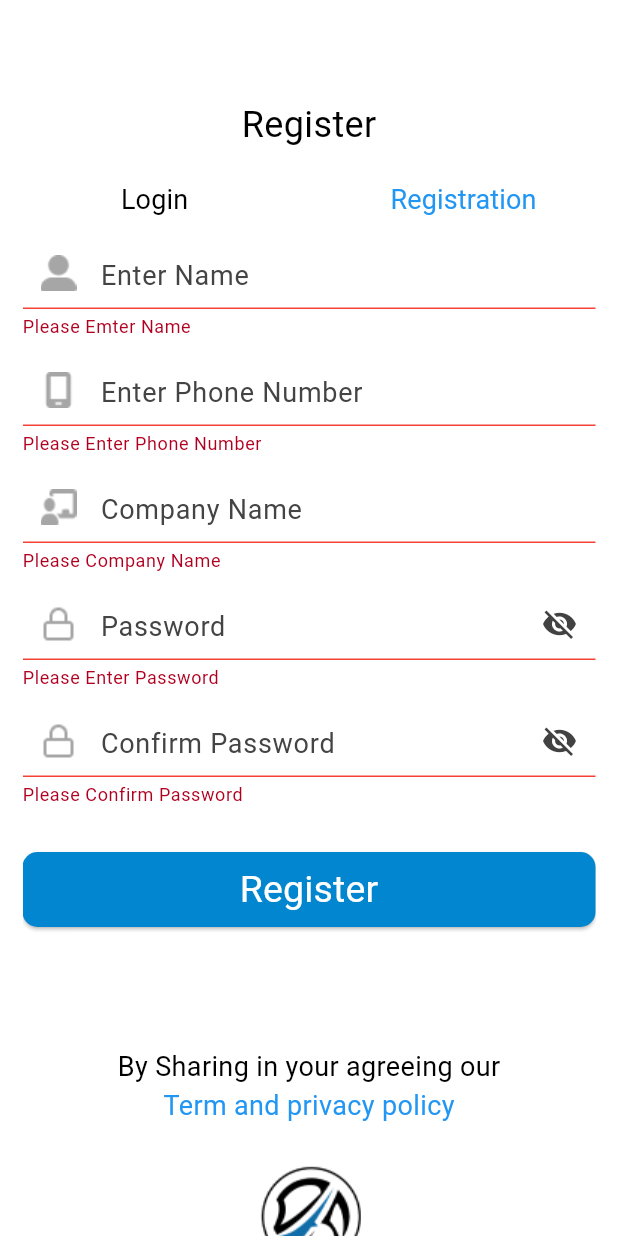
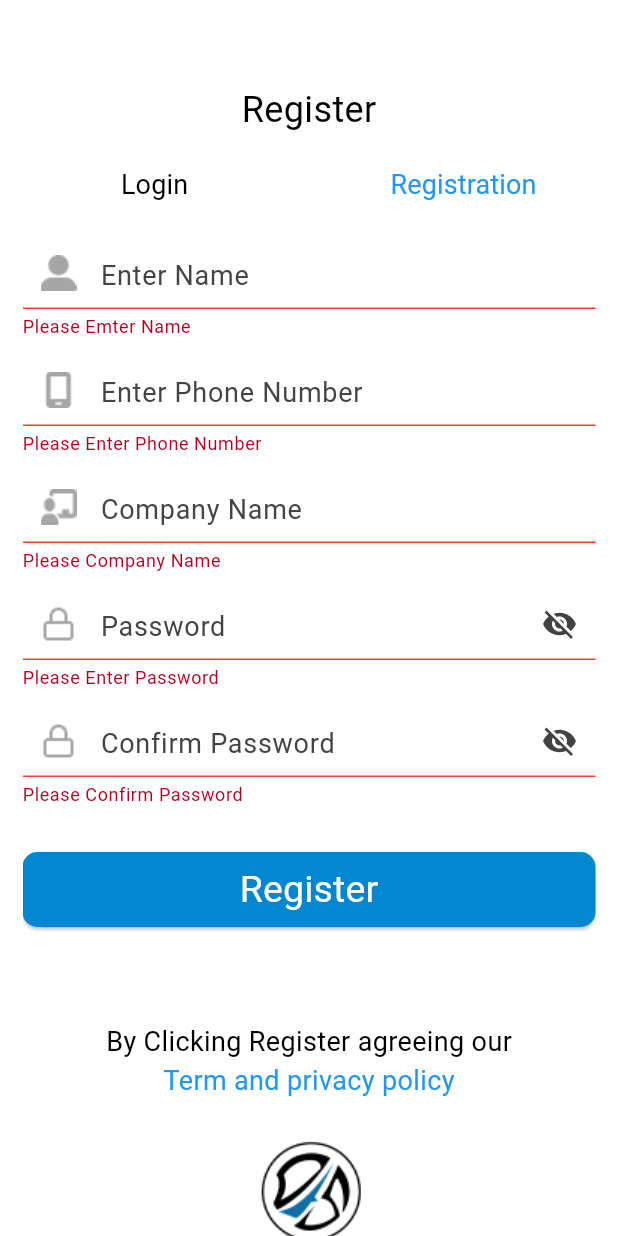
Before and after one commit to mehediFlutter/Pilot_Bazar_Admin, a Flutter app: the screen it shows after launch, tab 2 chosen, after a tap on "Register", on a phone screen of 412 x 824 dp. Run offline on Flutter 3.47's test engine with Material 3 defaults, Android fonts, the light colour scheme and no system bars; our stand-ins replace contacts_service, flutter_image_compress, flutter_spinkit, image_picker, internet_connection_checker, open_file and 6 more; missing offline and left inert: arrow_path; accounts and stored records are empty.

Commit message:
4/10/2024

```diff
--- a/lib/screens/auth/login_and_registration.dart
+++ b/lib/screens/auth/login_and_registration.dart
@@ -34,15 +34,21 @@ class _TabBarViewLoginAndRegistrationState
 
   @override
   Widget build(BuildContext context) {
+    Size size = MediaQuery.sizeOf(context);
     return Scaffold(
       appBar: AppBar(),
       body: Column(
         children: [
-          height10,
+          // height10,
           _tabController.index == 0
-              ? const Text(
-                  "Login",
-                  style: TextStyle(fontSize: 24),
+              ? Column(
+                  children: [
+                    SizedBox(height: size.height / 15),
+                    const Text(
+                      "Login",
+                      style: TextStyle(fontSize: 24),
+                    ),
+                  ],
                 )
               : const Text(
                   "Register",
--- a/lib/screens/auth/login_screen.dart
+++ b/lib/screens/auth/login_screen.dart
@@ -1,14 +1,10 @@
 import 'dart:convert';
 
 import 'package:flutter/material.dart';
-import 'package:pilot_bazar_admin/const/color.dart';
 import 'package:pilot_bazar_admin/const/const_radious.dart';
-import 'package:pilot_bazar_admin/package/customer_care_service/customer_over_view.dart';
 import 'package:pilot_bazar_admin/screens/auth/auth_utility.dart';
 import 'package:pilot_bazar_admin/screens/auth/loain_model.dart';
-import 'package:pilot_bazar_admin/screens/auth/registration_screen.dart';
 import 'package:pilot_bazar_admin/screens/bottom_navigation_bar/bottom_navigation_bar.dart';
-import 'package:pilot_bazar_admin/screens/single_vehicle_screen.dart';
 import 'package:pilot_bazar_admin/widget/alert_dialog.dart';
 import 'package:shared_preferences/shared_preferences.dart';
 import 'package:http/http.dart';
@@ -48,7 +44,13 @@ class _LoginScreenState extends State<LoginScreen> {
     prefss = await SharedPreferences.getInstance();
   }
 
+  bool loginInProgress = false;
+
   Future login() async {
+    loginInProgress = true;
+    if (mounted) {
+      setState(() {});
+    }
     prefss = await SharedPreferences.getInstance();
     Map<String, dynamic> body = {
       "mobile": phoneNumberController.text,
@@ -76,6 +78,10 @@ class _LoginScreenState extends State<LoginScreen> {
       token = model.toJson()['payload']['token'];
       print(token);
       await prefss.setString('token', token ?? '');
+      loginInProgress = false;
+      if (mounted) {
+        setState(() {});
+      }
       Navigator.pushAndRemoveUntil(
           context,
           MaterialPageRoute(builder: (context) => BottomNavBaseScreen()),
@@ -122,9 +128,7 @@ class _LoginScreenState extends State<LoginScreen> {
                   myController: phoneNumberController,
                   hintText: "Phonr Number",
                   validatorText: "Please Emter Phone number",
-                  prefixIcon: Padding(
-                      padding: EdgeInsets.only(left: 10),
-                      child: Image.asset('assets/icons/phone_icon.png')),
+                  prefixIcon: Image.asset('assets/icons/phone_icon.png'),
                   keyboardType: TextInputType.number,
                 ),
                 height10,
@@ -172,11 +176,17 @@ class _LoginScreenState extends State<LoginScreen> {
                 SizedBox(
                     width: double.infinity,
                     height: 50,
-                    child: ElevatedButton(
+                    child: loginInProgress
+                        ? Center(
+                            child: CircularProgressIndicator(
+                            color: Color(0xFF0386D0),
+                          ))
+                        : ElevatedButton(
                             style: ElevatedButton.styleFrom(
                               backgroundColor: Color(0xFF0386D0),
                               shape: RoundedRectangleBorder(
-                            borderRadius: BorderRadius.all(Radius.circular(10)),
+                                borderRadius:
+                                    BorderRadius.all(Radius.circular(10)),
                               ),
                             ),
                             //  style: Theme.of(context).elevatedButtonTheme.style,
@@ -191,13 +201,12 @@ class _LoginScreenState extends State<LoginScreen> {
                             },
                             child: const Text(
                               "Login",
-                          style: TextStyle(fontSize: 25, color: Colors.white),
+                              style:
+                                  TextStyle(fontSize: 25, color: Colors.white),
                             ))),
-                height40,
-                height40,
-                height40,
+                SizedBox(height: size.height / 8),
                 Text(
-                  "By Sharing in your agreeing our",
+                  "By Sharing in your Agreeing our",
                   style: TextStyle(fontSize: 18),
                 ),
                 Text(
--- a/lib/screens/auth/registration_screen.dart
+++ b/lib/screens/auth/registration_screen.dart
@@ -37,8 +37,10 @@ class _RegistrationScreenState extends State<RegistrationScreen> {
 
   late bool passwordVisible;
   late bool confirmPasswordVisible;
+  bool isRegistrationInProgress = false;
 
   Future registration() async {
+    isRegistrationInProgress = true;
     Map<String, dynamic> body = {
       "name": nameController.text,
       "company_name": companyNameController.text,
@@ -56,16 +58,24 @@ class _RegistrationScreenState extends State<RegistrationScreen> {
           body: jsonEncode(body));
       print(response.statusCode);
       print(response.body);
+      Map decodedBody = jsonDecode(response.body.toString());
       if (response.statusCode == 200) {
         newlyRegistraterdWithLogin();
       } else {
-        CustomAlertDialog()
-            .showAlertDialog(context, "Fill the Filds Properly ", "OK");
+        CustomAlertDialog().showAlertDialog(
+          context,
+          decodedBody['message'] + ' Please Try Again'.toString(),
+          "OK",
+        );
       }
     } else {
       print("error");
       CustomAlertDialog()
           .showAlertDialog(context, "Please Provide Correct Information", "OK");
+    }
+    isRegistrationInProgress = false;
+    if (mounted) {
+      setState(() {});
     }
   }
 
@@ -78,6 +88,9 @@ class _RegistrationScreenState extends State<RegistrationScreen> {
       "mobile": phoneNumberController.text,
       "password": passwordController.text,
     });
+    print("response . body is");
+    print(response.body);
+    // Map? decodedBody = jsonDecode(response.body.toString());
     if (response.isSuccess) {
       LoginModel model = LoginModel.fromJson(response.body!);
       await AuthUtility.saveUserInfo(model);
@@ -93,9 +106,14 @@ class _RegistrationScreenState extends State<RegistrationScreen> {
           MaterialPageRoute(builder: (context) => BottomNavBaseScreen()),
           (route) => false);
     } else {
-      CustomAlertDialog()
-          .showAlertDialog(context, "Some thing error Try Agein", "OK");
+      CustomAlertDialog().showAlertDialog(
+        context,
+        "Something wrong" + ' Please Try Again'.toString(),
+        "OK",
+      );
     }
+    isRegistrationInProgress = false;
+    setState(() {});
   }
 
   @override
@@ -118,7 +136,7 @@ class _RegistrationScreenState extends State<RegistrationScreen> {
             child: Column(
               mainAxisAlignment: MainAxisAlignment.center,
               children: [
-                //  height10,
+                height10,
                 //    const Text("Registration"),
                 MyTextFromFild(
                   myController: nameController,
@@ -203,15 +221,17 @@ class _RegistrationScreenState extends State<RegistrationScreen> {
 
                           await registration();
                         },
-                        child: const Text(
-                          "Register",
-                          style: TextStyle(fontSize: 25, color: Colors.white),
-                        ))),
-                height40,
-                height40,
+                        child: isRegistrationInProgress
+                            ? Center(child: CircularProgressIndicator())
+                            : const Text(
+                                "Register",
+                                style: TextStyle(
+                                    fontSize: 25, color: Colors.white),
+                              ))),
+                SizedBox(height: size.height / 13),
 
                 Text(
-                  "By Sharing in your agreeing our",
+                  "By Clicking Register agreeing our",
                   style: TextStyle(fontSize: 18),
                 ),
                 Text(
--- a/lib/screens/vehicle-details.dart
+++ b/lib/screens/vehicle-details.dart
@@ -91,6 +91,7 @@ class _VehicleDetailsState extends State<VehicleDetails> {
   bool isDetailsEmpty = false;
 
   Future getDetails() async {
+    print(widget.id);
     Preffs = await SharedPreferences.getInstance();
 
     _getDataInProgress = true;
--- a/lib/socket.txt
+++ b/lib/socket.txt
@@ -1 +1,7 @@
 https://websocket.pilotbazar.xyz/
+
+
+{
+    "mobile": "8801969944400", //01407054411
+    "password": "12345678"
+}
```
Also changed, not shown: lib/package/drawer/drawer.dart (+12 -13 lines), lib/screens/single_vehicle_screen.dart (+126 -99 lines), 1 other file. Lines whose indentation alone changed are shown as unchanged.
